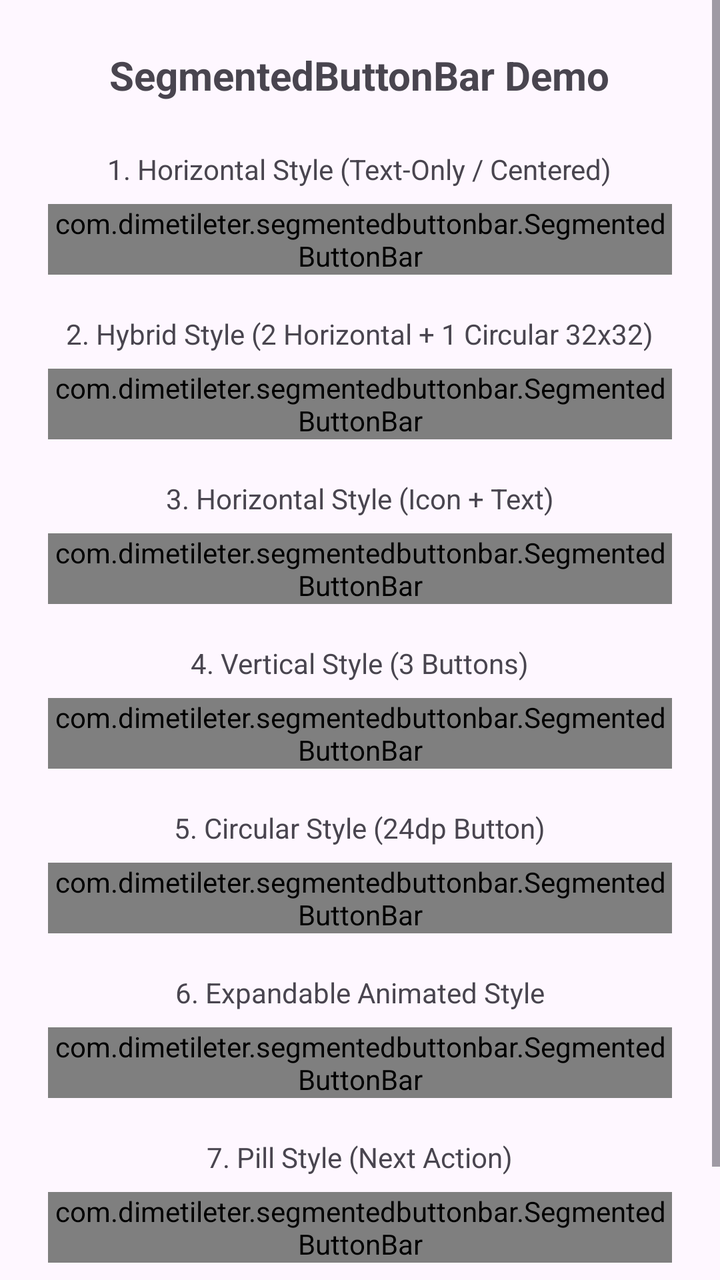
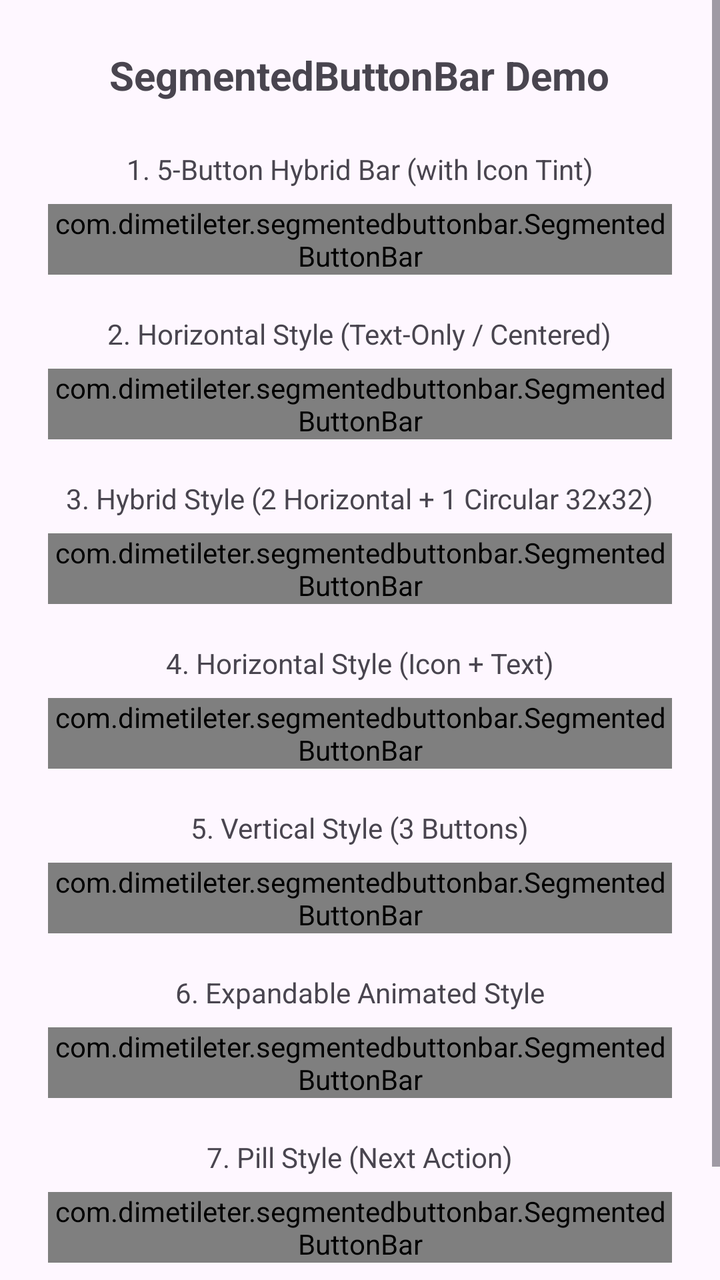

Two renders of the same Android screen: before a commit and after it. Below are the layout's source before the change and the commit's diff.
<!-- AndroidManifest.xml: application theme Theme.SegmentedButtons -->
<!-- res/layout/activity_main.xml -->
<?xml version="1.0" encoding="utf-8"?>
<ScrollView xmlns:android="http://schemas.android.com/apk/res/android"
    xmlns:app="http://schemas.android.com/apk/res-auto"
    xmlns:tools="http://schemas.android.com/tools"
    android:id="@+id/main"
    android:layout_width="match_parent"
    android:layout_height="match_parent"
    tools:context=".MainActivity">

    <LinearLayout
        android:layout_width="match_parent"
        android:layout_height="wrap_content"
        android:orientation="vertical"
        android:gravity="center_horizontal"
        android:padding="24dp">

        <TextView
            android:layout_width="wrap_content"
            android:layout_height="wrap_content"
            android:text="SegmentedButtonBar Demo"
            android:textSize="20sp"
            android:textStyle="bold"
            android:layout_marginBottom="24dp" />

        
        <TextView
            android:layout_width="wrap_content"
            android:layout_height="wrap_content"
            android:text="1. Horizontal Style (Text-Only / Centered)"
            android:layout_marginBottom="8dp" />

        <com.dimetileter.segmentedbuttonbar.SegmentedButtonBar
            android:id="@+id/horizontalBarTextOnly"
            android:layout_width="match_parent"
            android:layout_height="wrap_content"
            app:sbStyle="horizontal"
            app:sbButtonCount="3"
            app:sbButton1Text="Day"
            app:sbButton2Text="Week"
            app:sbButton3Text="Month"
            android:layout_marginBottom="20dp" />

        
        <TextView
            android:layout_width="wrap_content"
            android:layout_height="wrap_content"
            android:text="2. Hybrid Style (2 Horizontal + 1 Circular 32x32)"
            android:layout_marginBottom="8dp" />

        <com.dimetileter.segmentedbuttonbar.SegmentedButtonBar
            android:id="@+id/hybridBar"
            android:layout_width="match_parent"
            android:layout_height="wrap_content"
            app:sbStyle="horizontal"
            app:sbButtonCount="3"
            app:sbButton1Text="Active"
            app:sbButton2Text="Completed"
            app:sbButton3Style="circular"
            app:sbButton3Icon="@drawable/ic_sb_arrow_next"
            android:layout_marginBottom="20dp" />

        
        <TextView
            android:layout_width="wrap_content"
            android:layout_height="wrap_content"
            android:text="3. Horizontal Style (Icon + Text)"
            android:layout_marginBottom="8dp" />

        <com.dimetileter.segmentedbuttonbar.SegmentedButtonBar
            android:id="@+id/horizontalBarIconText"
            android:layout_width="match_parent"
            android:layout_height="wrap_content"
            app:sbStyle="horizontal"
            app:sbButtonCount="2"
            app:sbButton1Icon="@drawable/ic_sb_arrow_back"
            app:sbButton1Text="Previous"
            app:sbButton2Icon="@drawable/ic_sb_arrow_next"
            app:sbButton2Text="Next"
            android:layout_marginBottom="20dp" />

        
        <TextView
            android:layout_width="wrap_content"
            android:layout_height="wrap_content"
            android:text="4. Vertical Style (3 Buttons)"
            android:layout_marginBottom="8dp" />

        <com.dimetileter.segmentedbuttonbar.SegmentedButtonBar
            android:id="@+id/verticalBar3"
            android:layout_width="wrap_content"
            android:layout_height="wrap_content"
            app:sbStyle="vertical"
            app:sbButtonCount="3"
            app:sbButton1Icon="@drawable/ic_sb_arrow_next"
            app:sbButton2Icon="@drawable/ic_sb_arrow_back"
            app:sbButton3Icon="@drawable/ic_sb_arrow_next"
            android:layout_marginBottom="20dp" />

        
        <TextView
            android:layout_width="wrap_content"
            android:layout_height="wrap_content"
            android:text="5. Circular Style (24dp Button)"
            android:layout_marginBottom="8dp" />

        <com.dimetileter.segmentedbuttonbar.SegmentedButtonBar
            android:id="@+id/circularBar"
            android:layout_width="wrap_content"
            android:layout_height="wrap_content"
            app:sbStyle="circular"
            app:sbButton1Icon="@drawable/ic_sb_arrow_next"
            android:layout_marginBottom="20dp" />

        
        <TextView
            android:layout_width="wrap_content"
            android:layout_height="wrap_content"
            android:text="6. Expandable Animated Style"
            android:layout_marginBottom="8dp" />

        <com.dimetileter.segmentedbuttonbar.SegmentedButtonBar
            android:id="@+id/expandableBar"
            android:layout_width="wrap_content"
            android:layout_height="wrap_content"
            app:sbStyle="expandable"
            app:sbButtonCount="3"
            app:sbButton1Icon="@drawable/ic_sb_arrow_next"
            app:sbButton2Icon="@drawable/ic_sb_arrow_back"
            app:sbButton3Icon="@drawable/ic_sb_arrow_next"
            android:layout_marginBottom="20dp" />

        
        <TextView
            android:layout_width="wrap_content"
            android:layout_height="wrap_content"
            android:text="7. Pill Style (Next Action)"
            android:layout_marginBottom="8dp" />

        <com.dimetileter.segmentedbuttonbar.SegmentedButtonBar
            android:id="@+id/pillNextBar"
            android:layout_width="wrap_content"
            android:layout_height="wrap_content"
            app:sbStyle="pill"
            app:sbPillType="next"
            android:layout_marginBottom="20dp" />

        
        <TextView
            android:id="@+id/statusText"
            android:layout_width="wrap_content"
            android:layout_height="wrap_content"
            android:text="Status: Ready"
            android:textSize="14sp"
            android:layout_marginTop="8dp" />
    </LinearLayout>
</ScrollView>
<!-- resources referenced by this layout -->
<resources>
  <!-- drawable ic_sb_arrow_back (drawable) -->
  <vector xmlns:android="http://schemas.android.com/apk/res/android"
      android:width="24dp"
      android:height="24dp"
      android:viewportWidth="24"
      android:viewportHeight="24"
      android:tint="?android:attr/colorControlNormal">
      <path
          android:fillColor="@android:color/white"
          android:pathData="M15.41,7.41L10.83,12l4.58,4.59L14,18l-6,-6l6,-6L15.41,7.41z"/>
  </vector>
  <!-- drawable ic_sb_arrow_next (drawable) -->
  <vector xmlns:android="http://schemas.android.com/apk/res/android"
      android:width="24dp"
      android:height="24dp"
      android:viewportWidth="24"
      android:viewportHeight="24"
      android:tint="?android:attr/colorControlNormal">
      <path
          android:fillColor="@android:color/white"
          android:pathData="M8.59,16.59L13.17,12L8.59,7.41L10,6l6,6l-6,6L8.59,16.59z"/>
  </vector>
  <style name="Theme.SegmentedButtons" parent="Base.Theme.SegmentedButtons" />
  <style name="Base.Theme.SegmentedButtons" parent="Theme.Material3.DayNight.NoActionBar">
          
          
      </style>
</resources>

<!-- the commit's change to res/layout/activity_main.xml (unified diff, before → after) -->
@@ -26,7 +26,28 @@
         <TextView
             android:layout_width="wrap_content"
             android:layout_height="wrap_content"
-            android:text="1. Horizontal Style (Text-Only / Centered)"
+            android:text="1. 5-Button Hybrid Bar (with Icon Tint)"
+            android:layout_marginBottom="8dp" />
+
+        <com.dimetileter.segmentedbuttonbar.SegmentedButtonBar
+            android:id="@+id/fiveButtonBar"
+            android:layout_width="wrap_content"
+            android:layout_height="wrap_content"
+            app:sbStyle="horizontal"
+            app:sbButtonCount="5"
+            app:sbButton1Icon="@drawable/ic_sb_arrow_back"
+            app:sbButton2Icon="@drawable/ic_sb_arrow_next"
+            app:sbButton3Icon="@drawable/ic_sb_arrow_back"
+            app:sbButton4Icon="@drawable/ic_sb_arrow_next"
+            app:sbButton5Style="circular"
+            app:sbButton5Icon="@drawable/ic_sb_arrow_next"
+            android:layout_marginBottom="20dp" />
+
+        
+        <TextView
+            android:layout_width="wrap_content"
+            android:layout_height="wrap_content"
+            android:text="2. Horizontal Style (Text-Only / Centered)"
             android:layout_marginBottom="8dp" />
 
         <com.dimetileter.segmentedbuttonbar.SegmentedButtonBar
@@ -44,7 +65,7 @@
         <TextView
             android:layout_width="wrap_content"
             android:layout_height="wrap_content"
-            android:text="2. Hybrid Style (2 Horizontal + 1 Circular 32x32)"
+            android:text="3. Hybrid Style (2 Horizontal + 1 Circular 32x32)"
             android:layout_marginBottom="8dp" />
 
         <com.dimetileter.segmentedbuttonbar.SegmentedButtonBar
@@ -63,7 +84,7 @@
         <TextView
             android:layout_width="wrap_content"
             android:layout_height="wrap_content"
-            android:text="3. Horizontal Style (Icon + Text)"
+            android:text="4. Horizontal Style (Icon + Text)"
             android:layout_marginBottom="8dp" />
 
         <com.dimetileter.segmentedbuttonbar.SegmentedButtonBar
@@ -82,7 +103,7 @@
         <TextView
             android:layout_width="wrap_content"
             android:layout_height="wrap_content"
-            android:text="4. Vertical Style (3 Buttons)"
+            android:text="5. Vertical Style (3 Buttons)"
             android:layout_marginBottom="8dp" />
 
         <com.dimetileter.segmentedbuttonbar.SegmentedButtonBar
@@ -94,21 +115,6 @@
             app:sbButton1Icon="@drawable/ic_sb_arrow_next"
             app:sbButton2Icon="@drawable/ic_sb_arrow_back"
             app:sbButton3Icon="@drawable/ic_sb_arrow_next"
-            android:layout_marginBottom="20dp" />
-
-        
-        <TextView
-            android:layout_width="wrap_content"
-            android:layout_height="wrap_content"
-            android:text="5. Circular Style (24dp Button)"
-            android:layout_marginBottom="8dp" />
-
-        <com.dimetileter.segmentedbuttonbar.SegmentedButtonBar
-            android:id="@+id/circularBar"
-            android:layout_width="wrap_content"
-            android:layout_height="wrap_content"
-            app:sbStyle="circular"
-            app:sbButton1Icon="@drawable/ic_sb_arrow_next"
             android:layout_marginBottom="20dp" />
 
         
